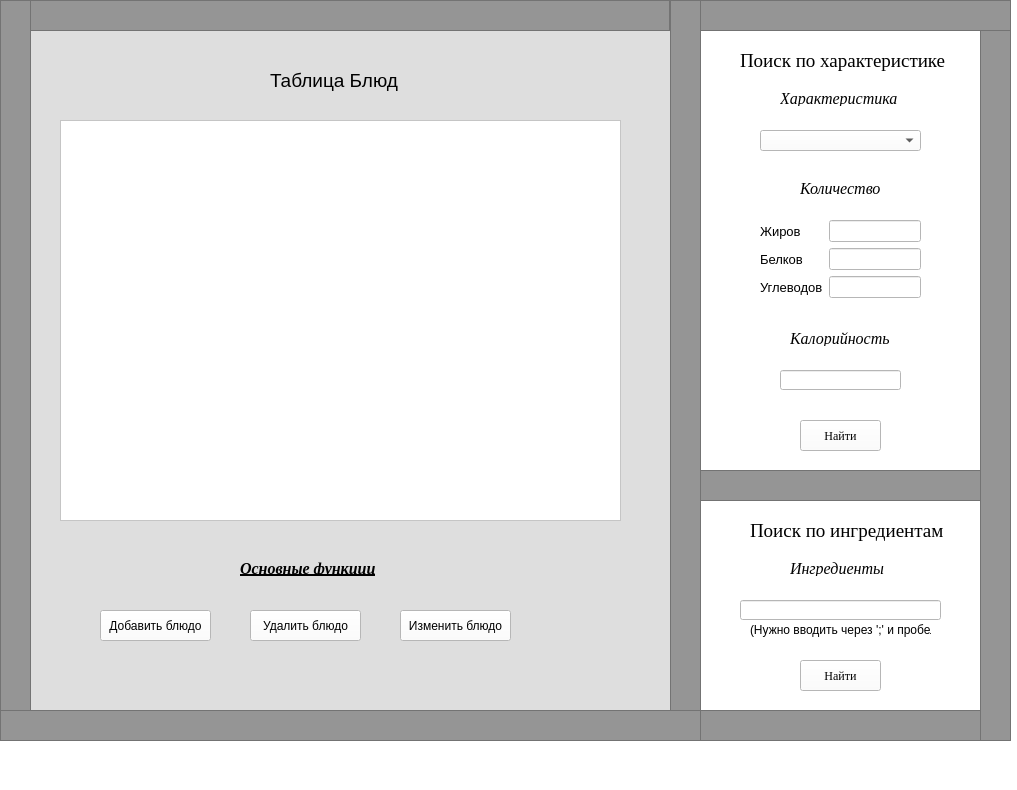
First picture: the form in table.ui, repository Glebosh/Yandex_Project1, before the edit.
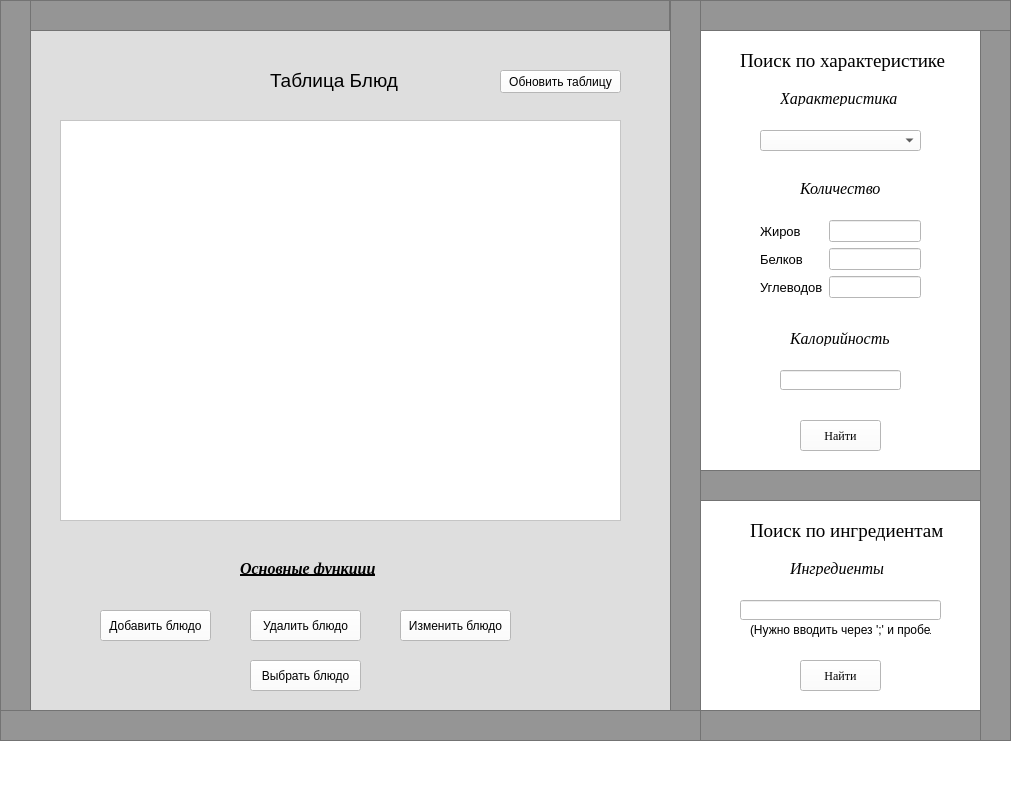
Second picture: the form after the edit.

Commit message: Add photo adding system, updating button for tableWidget

The edit to the form file:
```diff
--- a/table.ui
+++ b/table.ui
@@ -342,6 +342,38 @@
       <string>Таблица Блюд</string>
      </property>
     </widget>
+    <widget class="QPushButton" name="btn_choose">
+     <property name="geometry">
+      <rect>
+       <x>220</x>
+       <y>630</y>
+       <width>111</width>
+       <height>31</height>
+      </rect>
+     </property>
+     <property name="styleSheet">
+      <string notr="true">background-color: rgb(255, 255, 255);</string>
+     </property>
+     <property name="text">
+      <string>Выбрать блюдо</string>
+     </property>
+    </widget>
+    <widget class="QPushButton" name="btn_refresh">
+     <property name="geometry">
+      <rect>
+       <x>470</x>
+       <y>40</y>
+       <width>121</width>
+       <height>23</height>
+      </rect>
+     </property>
+     <property name="styleSheet">
+      <string notr="true">background-color: rgb(255, 255, 255);</string>
+     </property>
+     <property name="text">
+      <string>Обновить таблицу</string>
+     </property>
+    </widget>
    </widget>
    <widget class="QFrame" name="frame_4">
     <property name="geometry">
```
The commit also changes 3 other files.
